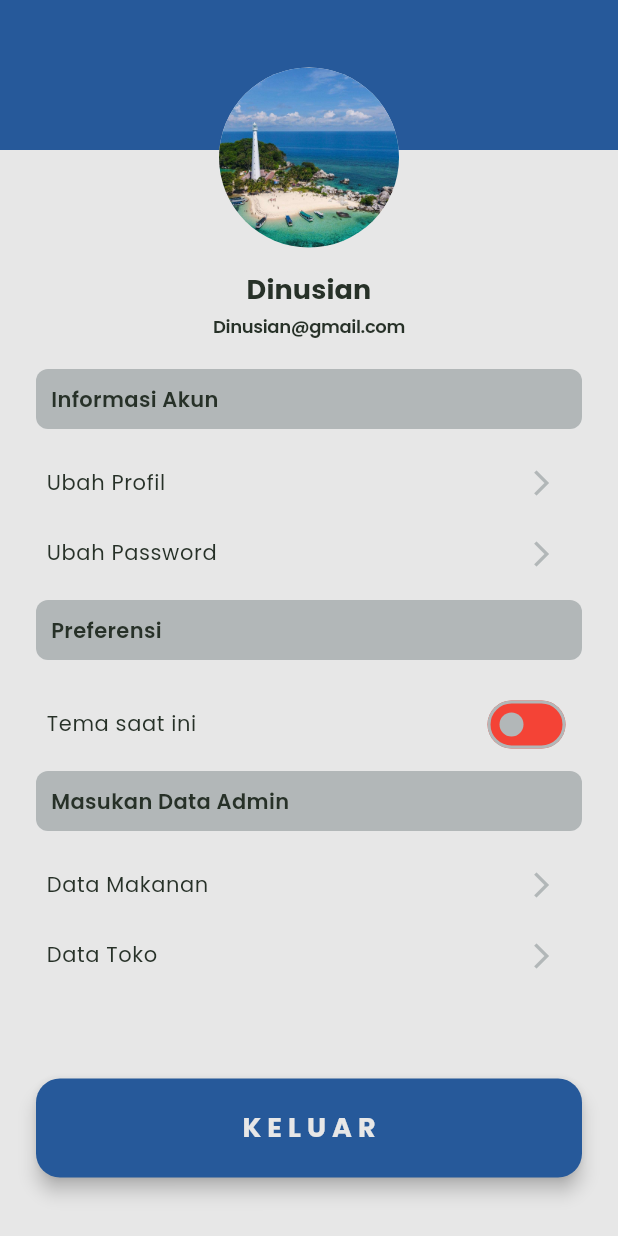
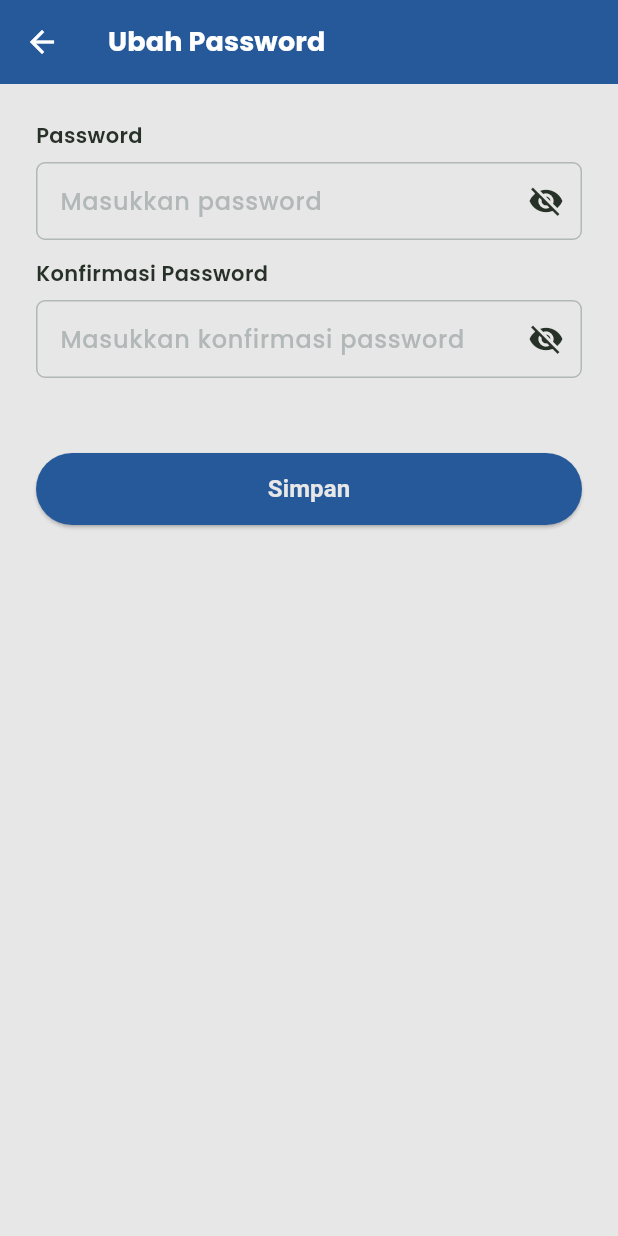
Before and after one commit to Capstone-Projek/mobile_apps, a Flutter app: the ProfileScreen screen opened directly, after a tap on "Ubah Password", on a phone screen of 412 x 824 dp. Run offline on Flutter 3.47's test engine with Material 3 defaults, Android fonts, the phone set to English and light mode, and no system bars; our stand-ins replace carousel_slider, curved_navigation_bar, email_validator, google_fonts, shared_preferences, smooth_page_indicator; accounts and stored records are empty.

Commit message:
feat: slicing ui change password

```diff
--- a/lib/main.dart
+++ b/lib/main.dart
@@ -8,6 +8,7 @@ import 'package:mobile_apps/presentation/styles/theme/jejak_rasa_theme.dart';
 import 'package:mobile_apps/presentation/viewmodels/index_nav_provider.dart';
 import 'package:mobile_apps/presentation/views/login/login_screen.dart';
 import 'package:mobile_apps/presentation/views/main/main_screen.dart';
+import 'package:mobile_apps/presentation/views/main/profile/account-information/change_password_screen.dart';
 import 'package:mobile_apps/presentation/views/register/register_screen.dart';
 import 'package:mobile_apps/presentation/views/splash/splash_screen.dart';
 import 'package:mobile_apps/presentation/views/welcome/welcome_screen.dart';
@@ -26,9 +27,10 @@ void main() async {
       providers: [
         Provider(create: (context) => SharedPreferencesService(prefs)),
         ChangeNotifierProvider(
-          create: (context) => SharedPreferencesProvider(
-            context.read<SharedPreferencesService>(),
-          ),
+          create:
+              (context) => SharedPreferencesProvider(
+                context.read<SharedPreferencesService>(),
+              ),
         ),
         ChangeNotifierProvider(create: (context) => SettingStateProvider()),
 
@@ -61,9 +63,8 @@ class _MyAppState extends State<MyApp> {
       final theme = sharedPreferencesProvider.isDarkTheme;
 
       if (theme != null) {
-        settingStateProvider.isDarkThemeState = theme
-            ? SettingState.enable
-            : SettingState.dissable;
+        settingStateProvider.isDarkThemeState =
+            theme ? SettingState.enable : SettingState.dissable;
       }
     });
   }
@@ -77,9 +78,10 @@ class _MyAppState extends State<MyApp> {
           debugShowCheckedModeBanner: false,
           theme: JejakRasaTheme.lightTheme,
           darkTheme: JejakRasaTheme.darkTheme,
-          themeMode: themeProvider.isDarkThemeState.isEnable
-              ? ThemeMode.dark
-              : ThemeMode.light,
+          themeMode:
+              themeProvider.isDarkThemeState.isEnable
+                  ? ThemeMode.dark
+                  : ThemeMode.light,
           initialRoute: widget.initialRoute,
           routes: {
             NavigationRoute.splashRoute.path: (context) => SplashScreen(),
@@ -87,6 +89,8 @@ class _MyAppState extends State<MyApp> {
             NavigationRoute.loginRoute.path: (context) => LoginScreen(),
             NavigationRoute.registerRoute.path: (context) => RegisterScreen(),
             NavigationRoute.mainRoute.path: (context) => MainScreen(),
+            NavigationRoute.changePasswordRoute.path:
+                (context) => ChangePasswordScreen(),
           },
         );
       },
--- a/lib/presentation/static/navigation_route.dart
+++ b/lib/presentation/static/navigation_route.dart
@@ -3,7 +3,8 @@ enum NavigationRoute {
   welcomeRoute("/welcome"),
   loginRoute("/login"),
   registerRoute("/register"),
-  mainRoute("/main");
+  mainRoute("/main"),
+  changePasswordRoute("/changePassword");
 
   const NavigationRoute(this.path);
   final String path;
--- /dev/null
+++ b/lib/presentation/views/main/profile/account-information/change_password_screen.dart
@@ -0,0 +1,110 @@
+import 'package:flutter/material.dart';
+import 'package:mobile_apps/presentation/styles/color/jejak_rasa_color.dart';
+import 'package:mobile_apps/presentation/widgets/custom_button.dart';
+import 'package:mobile_apps/presentation/widgets/custom_input_widget_with_text.dart';
+
+class ChangePasswordScreen extends StatefulWidget {
+  const ChangePasswordScreen({super.key});
+
+  @override
+  State<ChangePasswordScreen> createState() => _ChangePasswordScreenState();
+}
+
+class _ChangePasswordScreenState extends State<ChangePasswordScreen> {
+  final _formKey = GlobalKey<FormState>();
+
+  final _passwordController = TextEditingController();
+  final _confirmPasswordController = TextEditingController();
+
+  void _validatePasswords(BuildContext context) {
+    final password = _passwordController.text.trim();
+    final confirmPassword = _confirmPasswordController.text.trim();
+
+    if (password.isEmpty || confirmPassword.isEmpty) {
+      ScaffoldMessenger.of(context).showSnackBar(
+        const SnackBar(
+          content: Text("Password dan konfirmasi password tidak boleh kosong"),
+          backgroundColor: Colors.red,
+        ),
+      );
+      return;
+    }
+
+    if (password != confirmPassword) {
+      ScaffoldMessenger.of(context).showSnackBar(
+        SnackBar(
+          content: Text("Password dan konfirmasi password tidak sama"),
+          backgroundColor: JejakRasaColor.error.color,
+          behavior: SnackBarBehavior.floating,
+        ),
+      );
+      return;
+    }
+
+    // Lanjut ke aksi simpan / API call
+  }
+
+  @override
+  void dispose() {
+    super.dispose();
+    _passwordController.dispose();
+    _confirmPasswordController.dispose();
+  }
+
+  @override
+  Widget build(BuildContext context) {
+    return Scaffold(
+      appBar: AppBar(
+        leading: IconButton(
+          onPressed: () => Navigator.pop(context),
+          icon: Icon(Icons.arrow_back, color: Colors.white),
+        ),
+        title: Text(
+          'Ubah Password',
+          style: Theme.of(
+            context,
+          ).textTheme.titleSmall!.copyWith(color: Colors.white),
+        ),
+      ),
+      body: Center(
+        child: Form(
+          key: _formKey,
+          child: Padding(
+            padding: const EdgeInsets.all(24),
+            child: Column(
+              children: [
+                CustomInputWidgetWithText(
+                  label: "Password",
+                  hintText: "Masukkan password",
+                  obscureText: true,
+                  showTogglePassword: true,
+                  controller: _passwordController,
+                ),
+
+                const SizedBox(height: 12),
+
+                CustomInputWidgetWithText(
+                  label: "Konfirmasi Password",
+                  hintText: "Masukkan konfirmasi password",
+                  obscureText: true,
+                  showTogglePassword: true,
+                  controller: _confirmPasswordController,
+                ),
+
+                const SizedBox(height: 50),
+
+                CustomButton(
+                  text: "Simpan",
+                  color: JejakRasaColor.secondary.color,
+                  onPressed: () {
+                    _validatePasswords(context);
+                  },
+                ),
+              ],
+            ),
+          ),
+        ),
+      ),
+    );
+  }
+}
--- /dev/null
+++ b/lib/presentation/views/main/profile/account-information/edit_profile_screen.dart
@@ -0,0 +1,10 @@
+import 'package:flutter/material.dart';
+
+class EditProfileScreen extends StatelessWidget {
+  const EditProfileScreen({super.key});
+
+  @override
+  Widget build(BuildContext context) {
+    return Scaffold(body: Center(child: Text("Edit Profile Screen")));
+  }
+}
--- a/lib/presentation/views/main/profile/profile_screen.dart
+++ b/lib/presentation/views/main/profile/profile_screen.dart
@@ -64,19 +64,20 @@ class _ProfileScreenState extends State<ProfileScreen> {
                           overflow: TextOverflow.ellipsis,
                           maxLines: 1,
                           textAlign: TextAlign.center,
-                          style: Theme.of(context).textTheme.titleSmall
-                              ?.copyWith(
+                          style: Theme.of(
+                            context,
+                          ).textTheme.titleSmall?.copyWith(
                             color: Theme.of(context).colorScheme.onPrimary,
                           ),
                         ),
-                        SizedBox(height: 5),
                         Text(
                           "Dinusian@gmail.com",
                           overflow: TextOverflow.ellipsis,
                           maxLines: 1,
                           textAlign: TextAlign.center,
-                          style: Theme.of(context).textTheme.displayLarge
-                              ?.copyWith(
+                          style: Theme.of(
+                            context,
+                          ).textTheme.displayLarge?.copyWith(
                             color: Theme.of(context).colorScheme.onPrimary,
                           ),
                         ),
@@ -86,7 +87,15 @@ class _ProfileScreenState extends State<ProfileScreen> {
                   SizedBox(height: 22),
                   HeaderLayoutWidget(title: "Informasi Akun"),
                   SettingButtonWidget(title: "Ubah Profil", onTap: () {}),
-                  SettingButtonWidget(title: "Ubah Password", onTap: () {}),
+                  SettingButtonWidget(
+                    title: "Ubah Password",
+                    onTap: () {
+                      Navigator.pushNamed(
+                        context,
+                        NavigationRoute.changePasswordRoute.path,
+                      );
+                    },
+                  ),
                   SizedBox(height: 5),
                   HeaderLayoutWidget(title: "Preferensi"),
                   Container(
@@ -98,16 +107,18 @@ class _ProfileScreenState extends State<ProfileScreen> {
                       mainAxisAlignment: MainAxisAlignment.spaceBetween,
                       children: [
                         Text(
-                          "Tema saat ini",
-                          style: Theme.of(context).textTheme.bodySmall
-                              ?.copyWith(
+                          "Tema saat ini: ${themeProvider.isDarkThemeState.isEnable ? "Gelap" : "Terang"}",
+                          style: Theme.of(
+                            context,
+                          ).textTheme.bodySmall?.copyWith(
                             color: Theme.of(context).colorScheme.onPrimary,
                           ),
                         ),
                         Switch(
                           value: themeProvider.isDarkThemeState.isEnable,
                           onChanged: (value) async {
-                            themeProvider.isDarkThemeState = value
+                            themeProvider.isDarkThemeState =
+                                value
                                     ? SettingState.enable
                                     : SettingState.dissable;
 
@@ -115,8 +126,8 @@ class _ProfileScreenState extends State<ProfileScreen> {
                               context,
                             );
 
-                            final sharedPreferencesProvider = context
-                                .read<SharedPreferencesProvider>();
+                            final sharedPreferencesProvider =
+                                context.read<SharedPreferencesProvider>();
 
                             await sharedPreferencesProvider
                                 .saveIsDarkThemeValue(value);
@@ -129,14 +140,10 @@ class _ProfileScreenState extends State<ProfileScreen> {
                               ),
                             );
                           },
-                          activeColor: Colors.green,
-                          inactiveTrackColor: Colors.red,
-                          inactiveThumbColor: Theme.of(
-                            context,
-                          ).colorScheme.onSecondary,
-                          activeThumbColor: Theme.of(
-                            context,
-                          ).colorScheme.secondary,
+                          inactiveThumbColor:
+                              Theme.of(context).colorScheme.onSecondary,
+                          activeThumbColor:
+                              Theme.of(context).colorScheme.secondary,
                         ),
                       ],
                     ),
@@ -148,10 +155,10 @@ class _ProfileScreenState extends State<ProfileScreen> {
                   SizedBox(height: 56),
                   ButtonNavigateWidget(
                     width: double.infinity,
-                    height: 22,
+                    height: 32,
                     onTap: () async {
-                      final sharedPreverencesProvider = context
-                          .read<SharedPreferencesProvider>();
+                      final sharedPreverencesProvider =
+                          context.read<SharedPreferencesProvider>();
 
                       await sharedPreverencesProvider.setShowMain(false);
 
@@ -161,7 +168,7 @@ class _ProfileScreenState extends State<ProfileScreen> {
                         (route) => false,
                       );
                     },
-                    title: "K E L U A R",
+                    title: "Keluar",
                   ),
                   SizedBox(height: 40),
                 ],
--- a/lib/presentation/widgets/button_navigate_widget.dart
+++ b/lib/presentation/widgets/button_navigate_widget.dart
@@ -20,12 +20,12 @@ class ButtonNavigateWidget extends StatelessWidget {
     return ElevatedButton(
       style: ElevatedButton.styleFrom(
         backgroundColor: JejakRasaColor.secondary.color,
-        padding: EdgeInsets.all(20),
+        padding: EdgeInsets.all(6),
         shadowColor: Colors.black,
         elevation: 5,
         minimumSize: Size(width, height),
         shape: RoundedRectangleBorder(
-          borderRadius: BorderRadiusGeometry.circular(16),
+          borderRadius: BorderRadiusGeometry.circular(32),
         ),
       ),
       onPressed: onTap,
--- /dev/null
+++ b/lib/presentation/widgets/custom_button.dart
@@ -0,0 +1,64 @@
+import 'package:flutter/material.dart';
+import 'package:mobile_apps/presentation/styles/color/jejak_rasa_color.dart';
+
+class CustomButton extends StatelessWidget {
+  final String text;
+  final VoidCallback onPressed;
+  final bool isOutlined;
+  final IconData? icon;
+  final Color? color;
+
+  const CustomButton({
+    super.key,
+    required this.text,
+    required this.onPressed,
+    this.isOutlined = false,
+    this.icon,
+    this.color,
+  });
+
+  @override
+  Widget build(BuildContext context) {
+    final buttonColor = color ?? Theme.of(context).colorScheme.primary;
+
+    final child = Row(
+      mainAxisAlignment: MainAxisAlignment.center,
+      mainAxisSize: MainAxisSize.min,
+      children: [
+        if (icon != null) ...[Icon(icon, size: 18), const SizedBox(width: 8)],
+        Text(
+          text,
+          style: const TextStyle(fontSize: 16, fontWeight: FontWeight.w600),
+        ),
+      ],
+    );
+
+    return SizedBox(
+      width: double.infinity,
+      height: 48,
+      child: isOutlined
+          ? OutlinedButton(
+              style: OutlinedButton.styleFrom(
+                foregroundColor: buttonColor,
+                side: BorderSide(color: buttonColor),
+                shape: RoundedRectangleBorder(
+                  borderRadius: BorderRadius.circular(40),
+                ),
+              ),
+              onPressed: onPressed,
+              child: child,
+            )
+          : ElevatedButton(
+              style: ElevatedButton.styleFrom(
+                backgroundColor: buttonColor,
+                foregroundColor: JejakRasaColor.primary.color,
+                shape: RoundedRectangleBorder(
+                  borderRadius: BorderRadius.circular(40),
+                ),
+              ),
+              onPressed: onPressed,
+              child: child,
+            ),
+    );
+  }
+}
--- /dev/null
+++ b/lib/presentation/widgets/custom_input_widget_with_text.dart
@@ -0,0 +1,87 @@
+import 'package:flutter/material.dart';
+
+class CustomInputWidgetWithText extends StatefulWidget {
+  final String label;
+  final String hintText;
+  final TextEditingController? controller;
+  final bool obscureText;
+  final TextInputType keyboardType;
+  final IconData? prefixIcon;
+  final bool showTogglePassword;
+
+  const CustomInputWidgetWithText({
+    super.key,
+    required this.label,
+    required this.hintText,
+    this.controller,
+    this.obscureText = false,
+    this.keyboardType = TextInputType.text,
+    this.prefixIcon,
+    this.showTogglePassword = false,
+  });
+
+  @override
+  State<CustomInputWidgetWithText> createState() =>
+      _CustomInputWidgetWithTextState();
+}
+
+class _CustomInputWidgetWithTextState extends State<CustomInputWidgetWithText> {
+  late bool _isObscured;
+
+  @override
+  void initState() {
+    super.initState();
+    _isObscured = widget.obscureText;
+  }
+
+  @override
+  Widget build(BuildContext context) {
+    return Column(
+      crossAxisAlignment: CrossAxisAlignment.start,
+      children: [
+        Text(widget.label, style: Theme.of(context).textTheme.bodyMedium),
+        const SizedBox(height: 8),
+        TextField(
+          controller: widget.controller,
+          obscureText: _isObscured,
+          keyboardType: widget.keyboardType,
+          cursorColor: Theme.of(context).colorScheme.onPrimary,
+          decoration: InputDecoration(
+            hintText: widget.hintText,
+            contentPadding: const EdgeInsets.symmetric(
+              horizontal: 12,
+              vertical: 14,
+            ),
+            border: OutlineInputBorder(
+              borderRadius: BorderRadius.circular(6),
+              borderSide: const BorderSide(color: Colors.grey),
+            ),
+            focusedBorder: OutlineInputBorder(
+              borderRadius: BorderRadius.circular(6),
+              borderSide: const BorderSide(color: Colors.grey),
+            ),
+            prefixIcon: widget.prefixIcon != null
+                ? Icon(
+                    widget.prefixIcon,
+                    color: Theme.of(context).colorScheme.onPrimary,
+                  )
+                : null,
+            suffixIcon: widget.showTogglePassword
+                ? IconButton(
+                    icon: Icon(
+                      _isObscured ? Icons.visibility_off : Icons.visibility,
+                      color: Theme.of(context).colorScheme.onPrimary,
+                    ),
+                    onPressed: () {
+                      setState(() {
+                        _isObscured = !_isObscured;
+                      });
+                    },
+                  )
+                : null,
+          ),
+        ),
+      ],
+    );
+  }
+}
--- a/lib/presentation/widgets/input_widget.dart
+++ b/lib/presentation/widgets/input_widget.dart
@@ -1,11 +1,10 @@
 import 'package:flutter/material.dart';
 import 'package:mobile_apps/presentation/styles/color/jejak_rasa_color.dart';
 
-// ignore: must_be_immutable
 class InputWidget extends StatelessWidget {
-  Widget inputField;
+  final Widget inputField;
 
-  InputWidget({Key? key, required this.inputField}) : super(key: key);
+  const InputWidget({super.key, required this.inputField});
 
   @override
   Widget build(BuildContext context) {
```
Lines whose indentation alone changed are shown as unchanged.
